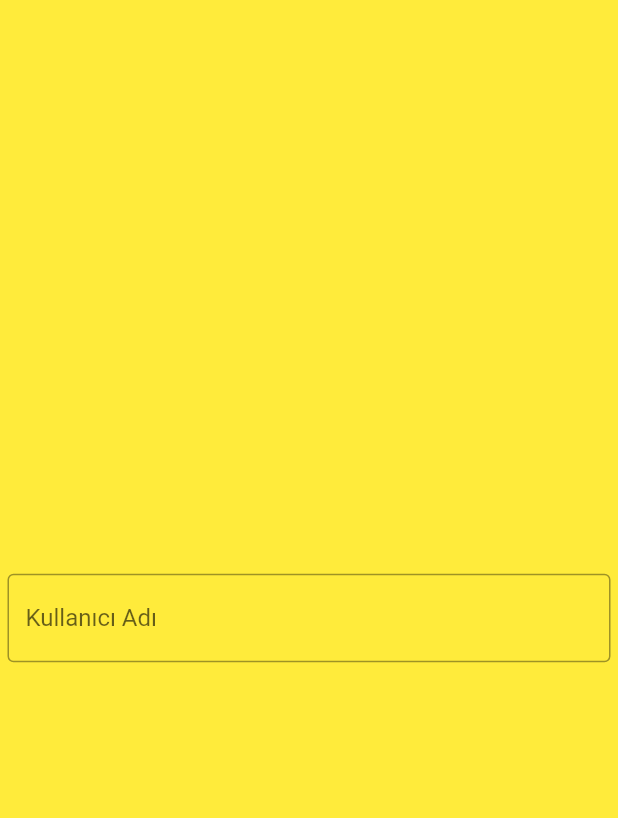
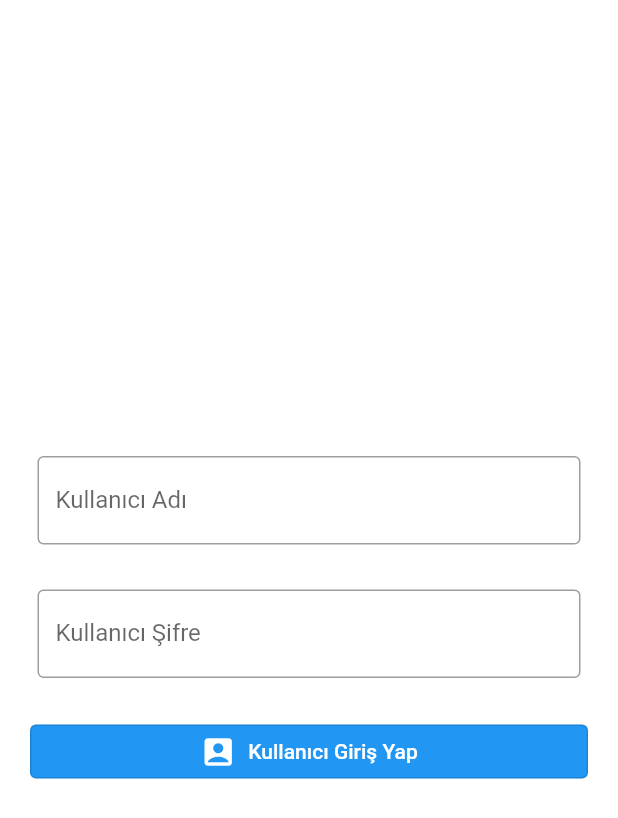
Before and after one commit to erdemakyuz/personeltakipapp, a Flutter app: the screen it shows after launch, on a phone screen of 412 x 824 dp. Shown: the top 818 px of the screen. Run offline on Flutter 3.47's test engine with Material 2 defaults, Android fonts, the light colour scheme and no system bars.

Commit message:
resim eklendi

```diff
--- a/lib/screens/LoginScreen.dart
+++ b/lib/screens/LoginScreen.dart
@@ -15,7 +15,8 @@ class _LoginScreenState extends State<LoginScreen> {
   Widget build(BuildContext context) {
     return Scaffold(
       body: Container(
-        color: Colors.yellow,
+        color: Colors.white,
+        padding: EdgeInsets.all(20),
         child: Column(
             mainAxisAlignment: MainAxisAlignment.center,
             crossAxisAlignment: CrossAxisAlignment.stretch,
@@ -27,9 +28,38 @@ class _LoginScreenState extends State<LoginScreen> {
                   decoration: InputDecoration(
                       border: OutlineInputBorder(), labelText: 'Kullanıcı Adı'),
                 ),
+              ),
+              SizedBox(height: 20),
+              Padding(
+                padding: EdgeInsets.all(5),
+                child: TextField(
+                  controller: passwordController,
+                  obscureText: true, //Şifre için metnin gizlenmesini sağlar.
+                  decoration: InputDecoration(
+                      border: OutlineInputBorder(),
+                      labelText: 'Kullanıcı Şifre'),
+                ),
+              ),
+              SizedBox(height: 20),
+              OutlinedButton.icon(
+                icon: Icon(
+                  Icons.account_box,
+                  color: Colors.white,
+                ),
+                label: Text(
+                  'Kullanıcı Giriş Yap',
+                  style: TextStyle(color: Colors.white),
+                ),
+                style: ButtonStyle(
+                    backgroundColor: MaterialStateProperty.all(Colors.blue)),
+                onPressed: () {
+                  girisYap();
+                },
               )
             ]),
       ),
     );
   }
+
+  void girisYap() {}
 }
--- a/pubspec.yaml
+++ b/pubspec.yaml
@@ -59,8 +59,9 @@ flutter:
   # the material Icons class.
   uses-material-design: true
 
-  # To add assets to your application, add an assets section, like this:
-  # assets:
+  # Uygulama içerisinde kullanacağımız resim ve dosyalar (resources):
+  assets:
+      - lib/assets/images
   #   - images/a_dot_burr.jpeg
   #   - images/a_dot_ham.jpeg
 
```
Also changed, not shown: lib/assets/images/bursakart-burulas.png (added).
